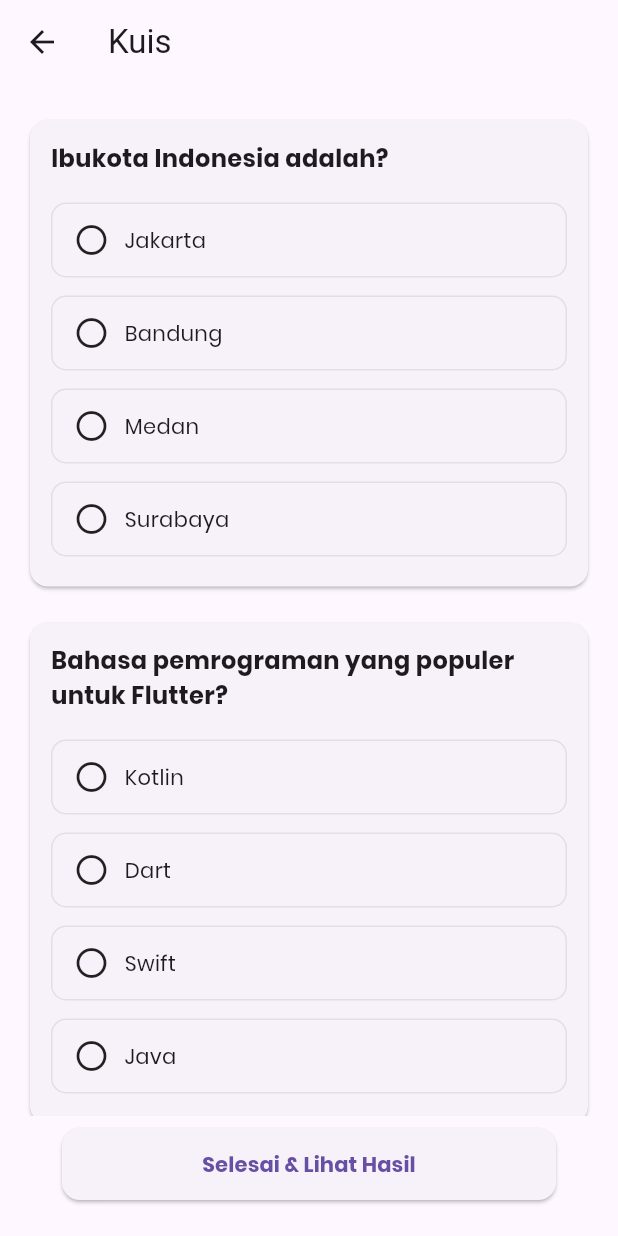
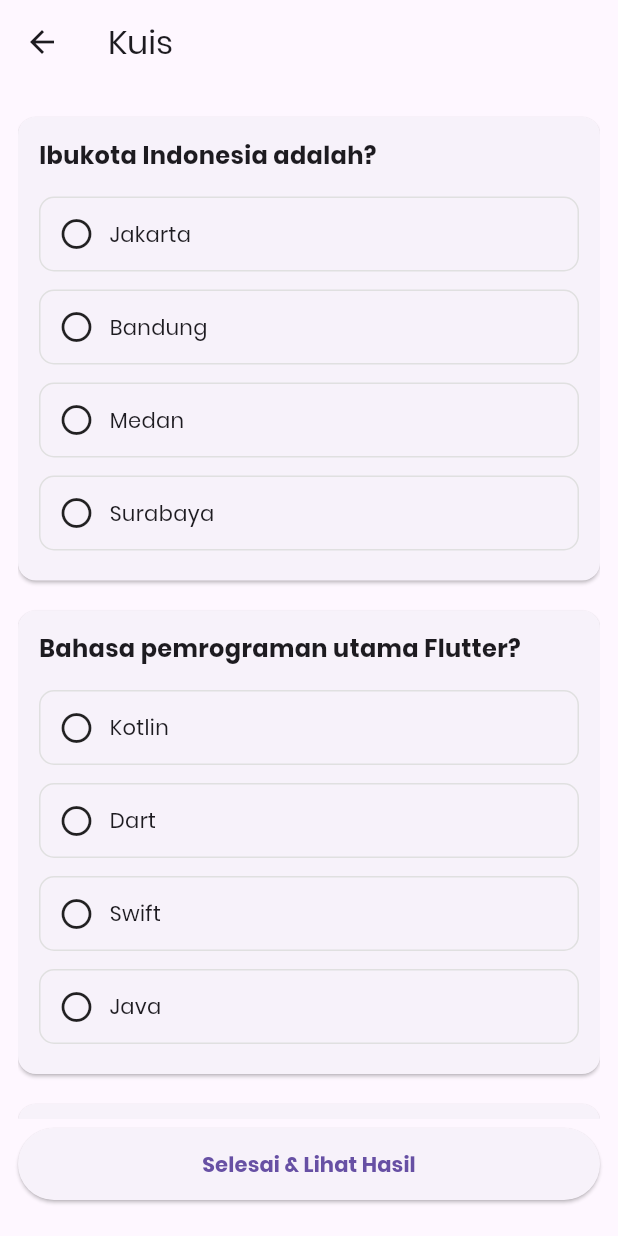
Before and after one commit to RAXX44/UTS_LAB2Pemob_Abrar-Naufal-Fadhillah-Cut, a Flutter app: the QuizScreen screen opened directly, on a phone screen of 412 x 824 dp. Run offline on Flutter 3.47's test engine with Material 3 defaults, Android fonts, the phone set to English and light mode, and no system bars; our stand-ins replace shared_preferences; accounts and stored records are empty.

Commit message:
Update kecil di fitur quiz Flutter

```diff
--- /dev/null
+++ b/devtools_options.yaml
@@ -0,0 +1,3 @@
+description: This file stores settings for Dart & Flutter DevTools.
+documentation: https://docs.flutter.dev/tools/devtools/extensions#configure-extension-enablement-states
+extensions:
--- a/lib/data/sample_questions.dart
+++ b/lib/data/sample_questions.dart
@@ -3,32 +3,32 @@ import '../models/question_model.dart';
 final List<Question> sampleQuestions = [
   Question(
     id: 'q1',
-    question: 'Ibukota Indonesia adalah?',
+    text: 'Ibukota Indonesia adalah?',
     options: ['Jakarta', 'Bandung', 'Medan', 'Surabaya'],
     correctIndex: 0,
   ),
   Question(
     id: 'q2',
-    question: 'Bahasa pemrograman yang populer untuk Flutter?',
+    text: 'Bahasa pemrograman utama Flutter?',
     options: ['Kotlin', 'Dart', 'Swift', 'Java'],
     correctIndex: 1,
   ),
   Question(
     id: 'q3',
-    question: 'HTML singkatan dari?',
-    options: ['Hyper Text Markup Language', 'Hyperlink Machine Language', 'Home Tool Markup Language', 'None'],
+    text: 'HTML singkatan dari?',
+    options: ['Hyper Text Markup Language', 'Home Tool Markup Language', 'HighText Machine Language', 'None'],
     correctIndex: 0,
   ),
   Question(
     id: 'q4',
-    question: 'Sistem operasi di ponsel Android berbasis?',
-    options: ['Linux', 'Windows', 'iOS', 'macOS'],
+    text: 'Fungsi setState di Flutter?',
+    options: ['Merebuild widget dengan state baru', 'Menghapus widget', 'Menambah package', 'Membuka file'],
     correctIndex: 0,
   ),
   Question(
     id: 'q5',
-    question: 'Fungsi setState di Flutter?',
-    options: ['Merebuild widget dengan state baru', 'Menghapus widget', 'Menambah package', 'Membuka file'],
-    correctIndex: 0,
+    text: 'Platform mobile milik Apple?',
+    options: ['Android', 'iOS', 'Linux', 'Windows Phone'],
+    correctIndex: 1,
   ),
 ];
--- a/lib/models/question_model.dart
+++ b/lib/models/question_model.dart
@@ -1,12 +1,12 @@
 class Question {
   final String id;
-  final String question;
+  final String text;
   final List<String> options;
   final int correctIndex;
 
   Question({
     required this.id,
-    required this.question,
+    required this.text,
     required this.options,
     required this.correctIndex,
   });
--- a/lib/providers/theme_provider.dart
+++ b/lib/providers/theme_provider.dart
@@ -3,18 +3,15 @@ import 'package:shared_preferences/shared_preferences.dart';
 
 class ThemeProvider with ChangeNotifier {
   bool isDark = false;
-
   ThemeProvider() {
     _load();
   }
-
   Future<void> _load() async {
     final prefs = await SharedPreferences.getInstance();
     isDark = prefs.getBool('isDark') ?? false;
     notifyListeners();
   }
-
-  Future<void> toggleTheme() async {
+  Future<void> toggle() async {
     isDark = !isDark;
     final prefs = await SharedPreferences.getInstance();
     await prefs.setBool('isDark', isDark);
--- a/lib/screens/quiz_screen.dart
+++ b/lib/screens/quiz_screen.dart
@@ -3,49 +3,46 @@ import 'package:provider/provider.dart';
 import '../providers/quiz_provider.dart';
 import '../widgets/question_card.dart';
 import '../widgets/primary_button.dart';
-import '../models/question_model.dart';
 
 class QuizScreen extends StatelessWidget {
   static const routeName = '/quiz';
+  const QuizScreen({super.key});
 
   @override
   Widget build(BuildContext context) {
     final qp = Provider.of<QuizProvider>(context);
     final questions = qp.questions;
     return Scaffold(
-      appBar: AppBar(title: Text('Kuis')),
+      appBar: AppBar(title: const Text('Kuis')),
       body: LayoutBuilder(builder: (context, constraints) {
         final isWide = constraints.maxWidth > 800;
         return Padding(
-          padding: EdgeInsets.symmetric(horizontal: isWide ? 80 : 8, vertical: 12),
+          padding: EdgeInsets.symmetric(horizontal: isWide ? 60 : 12, vertical: 12),
           child: Column(
             children: [
               Expanded(
                 child: ListView.builder(
                   itemCount: questions.length,
                   itemBuilder: (context, idx) {
-                    final Question q = questions[idx];
+                    final q = questions[idx];
                     return QuestionCard(
-                      question: q,
-                      selectedIndex: qp.selectedAnswer(q.id),
+                      q: q,
+                      selectedIndex: qp.selected(q.id),
                       onSelect: (i) => qp.selectAnswer(q.id, i),
                     );
                   },
                 ),
               ),
-              SizedBox(height: 8),
-              PrimaryButton(
-                text: 'Selesai & Lihat Hasil',
-                onPressed: () {
-                  final unanswered = questions.where((q) => qp.selectedAnswer(q.id) == null).toList();
-                  if (unanswered.isNotEmpty) {
-                    ScaffoldMessenger.of(context).showSnackBar(SnackBar(content: Text('Anda belum menjawab semua pertanyaan.')));
-                    return;
-                  }
-                  Navigator.pushNamed(context, '/result');
-                },
-              ),
-              SizedBox(height: 12),
+              const SizedBox(height: 6),
+              PrimaryButton(label: 'Selesai & Lihat Hasil', onPressed: () {
+                final notAnswered = questions.where((q) => qp.selected(q.id) == null).toList();
+                if (notAnswered.isNotEmpty) {
+                  ScaffoldMessenger.of(context).showSnackBar(const SnackBar(content: Text('Anda belum menjawab semua pertanyaan.')));
+                  return;
+                }
+                Navigator.pushNamed(context, '/result');
+              }),
+              const SizedBox(height: 12),
             ],
           ),
         );
--- a/lib/widgets/answer_tile.dart
+++ b/lib/widgets/answer_tile.dart
@@ -4,27 +4,27 @@ class AnswerTile extends StatelessWidget {
   final String text;
   final bool selected;
   final VoidCallback onTap;
-
   const AnswerTile({required this.text, required this.selected, required this.onTap, Key? key}) : super(key: key);
 
   @override
   Widget build(BuildContext context) {
+    final borderColor = selected ? Theme.of(context).colorScheme.primary : Colors.grey.shade300;
     return InkWell(
       onTap: onTap,
       child: AnimatedContainer(
-        duration: Duration(milliseconds: 200),
-        padding: EdgeInsets.symmetric(vertical: 12, horizontal: 14),
-        margin: EdgeInsets.symmetric(vertical: 6),
+        duration: const Duration(milliseconds: 200),
+        padding: const EdgeInsets.symmetric(vertical: 12, horizontal: 12),
+        margin: const EdgeInsets.symmetric(vertical: 6),
         decoration: BoxDecoration(
           borderRadius: BorderRadius.circular(10),
-          border: Border.all(color: selected ? Theme.of(context).colorScheme.primary : Colors.grey.shade300, width: selected ? 2 : 1),
-          color: selected ? Theme.of(context).colorScheme.primary.withOpacity(0.08) : Colors.transparent,
+          border: Border.all(color: borderColor, width: selected ? 2 : 1),
+          color: selected ? Theme.of(context).colorScheme.primary.withOpacity(0.08) : null,
         ),
         child: Row(
           children: [
             Icon(selected ? Icons.check_circle : Icons.circle_outlined),
-            SizedBox(width: 10),
-            Expanded(child: Text(text, style: TextStyle(fontFamily: 'Poppins'))),
+            const SizedBox(width: 10),
+            Expanded(child: Text(text, style: const TextStyle(fontFamily: 'Poppins'))),
           ],
         ),
       ),
--- a/lib/widgets/primary_button.dart
+++ b/lib/widgets/primary_button.dart
@@ -1,20 +1,19 @@
 import 'package:flutter/material.dart';
 
 class PrimaryButton extends StatelessWidget {
-  final String text;
+  final String label;
   final VoidCallback onPressed;
-  const PrimaryButton({required this.text, required this.onPressed, Key? key}): super(key: key);
+  const PrimaryButton({required this.label, required this.onPressed, Key? key}) : super(key: key);
 
   @override
   Widget build(BuildContext context) {
-    final mq = MediaQuery.of(context);
+    final w = MediaQuery.of(context).size.width;
     return SizedBox(
-      width: mq.size.width * 0.8,
+      width: w > 600 ? 420 : double.infinity,
       height: 48,
       child: ElevatedButton(
         onPressed: onPressed,
-        child: Text(text, style: TextStyle(fontFamily: 'Poppins', fontWeight: FontWeight.w600)),
-        style: ElevatedButton.styleFrom(shape: RoundedRectangleBorder(borderRadius: BorderRadius.circular(12))),
+        child: Text(label, style: const TextStyle(fontFamily: 'Poppins', fontWeight: FontWeight.w600)),
       ),
     );
   }
--- a/lib/widgets/question_card.dart
+++ b/lib/widgets/question_card.dart
@@ -3,27 +3,26 @@ import '../models/question_model.dart';
 import 'answer_tile.dart';
 
 class QuestionCard extends StatelessWidget {
-  final Question question;
+  final Question q;
   final int? selectedIndex;
-  final Function(int) onSelect;
-
-  const QuestionCard({required this.question, required this.selectedIndex, required this.onSelect, Key? key}) : super(key: key);
+  final void Function(int) onSelect;
+  const QuestionCard({required this.q, required this.selectedIndex, required this.onSelect, Key? key}) : super(key: key);
 
   @override
   Widget build(BuildContext context) {
     return Card(
-      margin: EdgeInsets.symmetric(vertical: 12, horizontal: 12),
+      margin: const EdgeInsets.symmetric(vertical: 10),
       shape: RoundedRectangleBorder(borderRadius: BorderRadius.circular(12)),
       child: Padding(
-        padding: EdgeInsets.all(14),
+        padding: const EdgeInsets.all(14),
         child: Column(
           crossAxisAlignment: CrossAxisAlignment.start,
           children: [
-            Text(question.question, style: TextStyle(fontSize: 16, fontFamily: 'Poppins', fontWeight: FontWeight.w600)),
-            SizedBox(height: 12),
-            ...List.generate(question.options.length, (i) {
+            Text(q.text, style: const TextStyle(fontSize: 16, fontWeight: FontWeight.w600)),
+            const SizedBox(height: 10),
+            ...List.generate(q.options.length, (i) {
               return AnswerTile(
-                text: question.options[i],
+                text: q.options[i],
                 selected: selectedIndex == i,
                 onTap: () => onSelect(i),
               );
```
Also changed, not shown: lib/main.dart (+30 -24 lines), lib/providers/quiz_provider.dart (+22 -20 lines), lib/screens/home_screen.dart (+28 -39 lines), lib/screens/result_screen.dart (+19 -22 lines).
